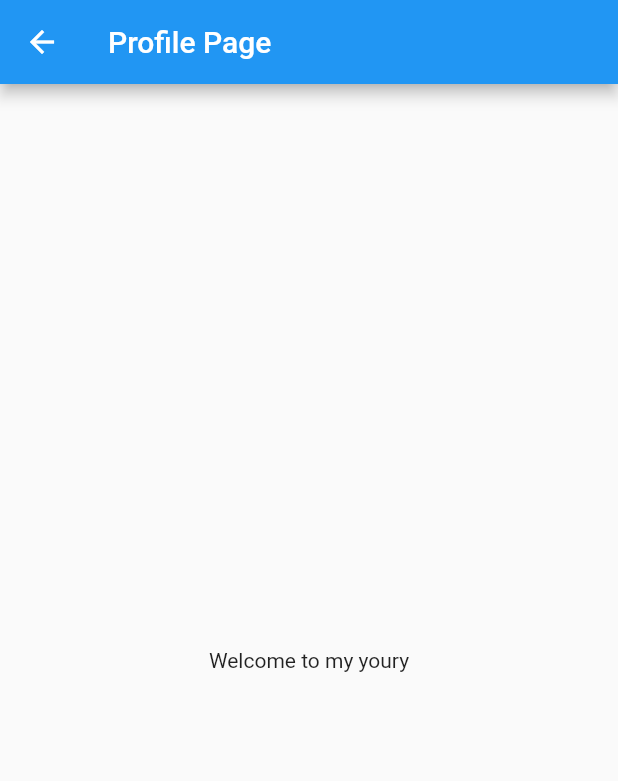
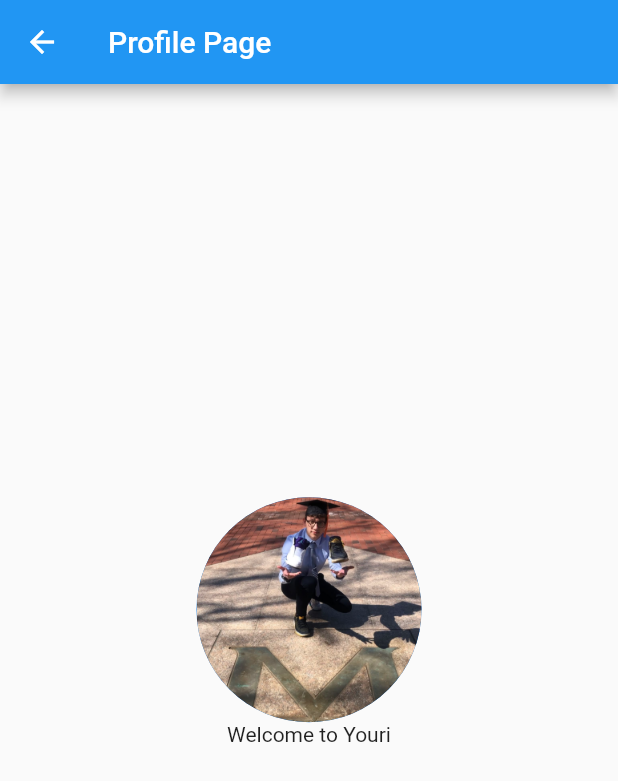
Before and after one commit to tsauve/social-media, a Flutter app: the SecondRoute screen opened directly, on a phone screen of 412 x 824 dp. Shown: the top 781 px of the screen. Run offline on Flutter 3.47's test engine with Material 2 defaults, Android fonts, the phone set to English and light mode, and no system bars.

Commit message:
Added swipe functionality and basic profile page.

```diff
--- a/lib/Models/profile.dart
+++ b/lib/Models/profile.dart
@@ -5,8 +5,7 @@ class Profile {
   final AssetImage profilePicture;
   final String tagline;
 
-  Profile(this.profileName, this.profilePicture,
-      {this.tagline = "Welcome to my youry"});
+  Profile(this.profileName, this.profilePicture, this.tagline);
 
   String getName() {
     return this.profileName;
--- a/lib/Views/profileView.dart
+++ b/lib/Views/profileView.dart
@@ -7,14 +7,30 @@ import 'package:social_media/main.dart';
 class ProfileView extends StatelessWidget {
   final Profile profile;
 
-  ProfileView({this.profile});
+  ProfileView(this.profile);
 
   @override
   Widget build(BuildContext context) {
-    return renderTagline();
+    return renderProfilePage();
   }
 
-  Widget renderTagline() {
-    return Container(child: Text(profile.getTagline()));
+  Widget renderProfilePage() {
+    return Container(
+      width: 217,
+      height: 217,
+      child: Column(
+        children: <Widget>[
+          profilePicture(),
+          Text(profile.getTagline()),
+        ],
+      ),
+    );
+  }
+
+  Widget profilePicture() {
+    return CircleAvatar(
+      backgroundImage: profile.getPicture(),
+      radius: 75,
+    );
   }
 }
--- a/lib/main.dart
+++ b/lib/main.dart
@@ -11,12 +11,11 @@ class MyApp extends StatelessWidget {
   @override
   Widget build(BuildContext context) {
     return MaterialApp(
-      title: 'Flutter Demo',
-      theme: ThemeData(
-        primarySwatch: Colors.blue,
-      ),
-      home: Feed(),
-    );
+        title: 'Flutter Demo',
+        theme: ThemeData(
+          primarySwatch: Colors.blue,
+        ),
+        home: PageView(children: pages));
   }
 }
 
@@ -31,7 +30,7 @@ class _FeedState extends State<Feed> {
     return Scaffold(
         appBar: AppBar(title: Text("Feed"), actions: [
           IconButton(
-              icon: Icon(Icons.add_box),
+              icon: Icon(Icons.account_box_rounded),
               onPressed: () {
                 Navigator.push(
                   context,
@@ -55,8 +54,8 @@ class _FeedState extends State<Feed> {
     return posts;
   }
 
-  Profile profile = new Profile(
-      "Trevor Sauve", AssetImage("assets/profilepics/test_prof.jpg"));
+  Profile profile = new Profile("Trevor Sauve",
+      AssetImage("assets/profilepics/test_prof.jpg"), 'Hello World');
 
   List<Video> makeVideos() {
     List<Video> vids = [];
@@ -78,8 +77,10 @@ class SecondRoute extends StatelessWidget {
   }
 
   ProfileView getProfileView() {
-    Profile profile = new Profile(
-        "Trevor Sauve", AssetImage("assets/profilepics/test_prof.jpg"));
-    return new ProfileView(profile: profile);
+    Profile profile = new Profile("Trevor Sauve",
+        AssetImage("assets/profilepics/test_prof.jpg"), 'Welcome to Youri');
+    return new ProfileView(profile);
   }
 }
+
+List<Widget> pages = [Feed(), SecondRoute()];
```
